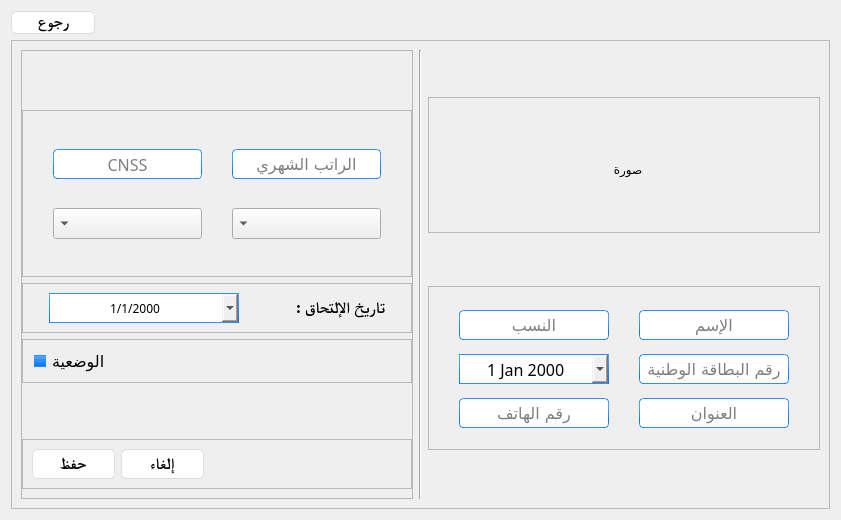
First picture: the form in ui/add.ui, repository YassineBaghdadi/Employees-manager, before the edit.
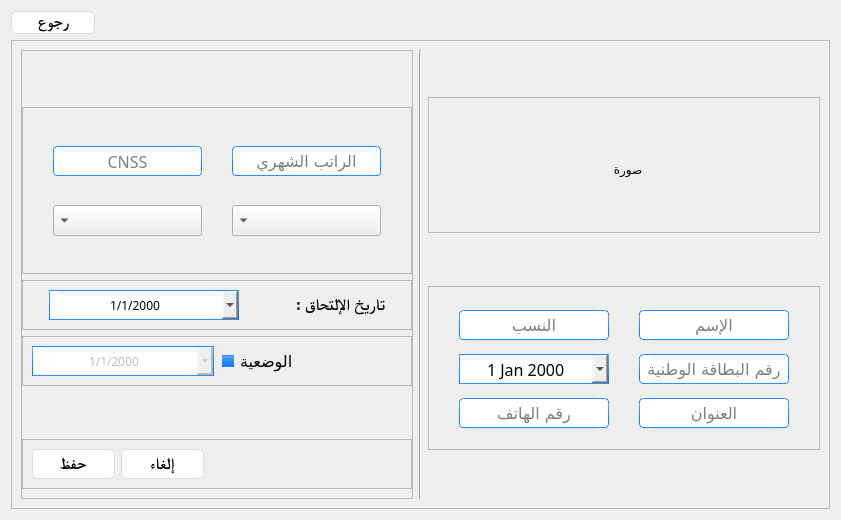
Second picture: the form after the edit.

Commit message: V 1.5 is ready

```diff
--- a/ui/add.ui
+++ b/ui/add.ui
@@ -888,6 +888,57 @@
                 <enum>QFrame::Raised</enum>
                </property>
                <layout class="QHBoxLayout" name="horizontalLayout_7">
+                <item>
+                 <widget class="QDateEdit" name="end_date">
+                  <property name="enabled">
+                   <bool>false</bool>
+                  </property>
+                  <property name="minimumSize">
+                   <size>
+                    <width>0</width>
+                    <height>30</height>
+                   </size>
+                  </property>
+                  <property name="maximumSize">
+                   <size>
+                    <width>190</width>
+                    <height>16777215</height>
+                   </size>
+                  </property>
+                  <property name="font">
+                   <font>
+                    <family>Arial Unicode MS</family>
+                   </font>
+                  </property>
+                  <property name="wrapping">
+                   <bool>true</bool>
+                  </property>
+                  <property name="frame">
+                   <bool>true</bool>
+                  </property>
+                  <property name="alignment">
+                   <set>Qt::AlignCenter</set>
+                  </property>
+                  <property name="buttonSymbols">
+                   <enum>QAbstractSpinBox::UpDownArrows</enum>
+                  </property>
+                  <property name="accelerated">
+                   <bool>false</bool>
+                  </property>
+                  <property name="correctionMode">
+                   <enum>QAbstractSpinBox::CorrectToPreviousValue</enum>
+                  </property>
+                  <property name="showGroupSeparator" stdset="0">
+                   <bool>false</bool>
+                  </property>
+                  <property name="displayFormat">
+                   <string>d/M/yyyy</string>
+                  </property>
+                  <property name="calendarPopup">
+                   <bool>true</bool>
+                  </property>
+                 </widget>
+                </item>
                 <item>
                  <widget class="QCheckBox" name="status">
                   <property name="font">
```
The commit also changes 2 other files.
